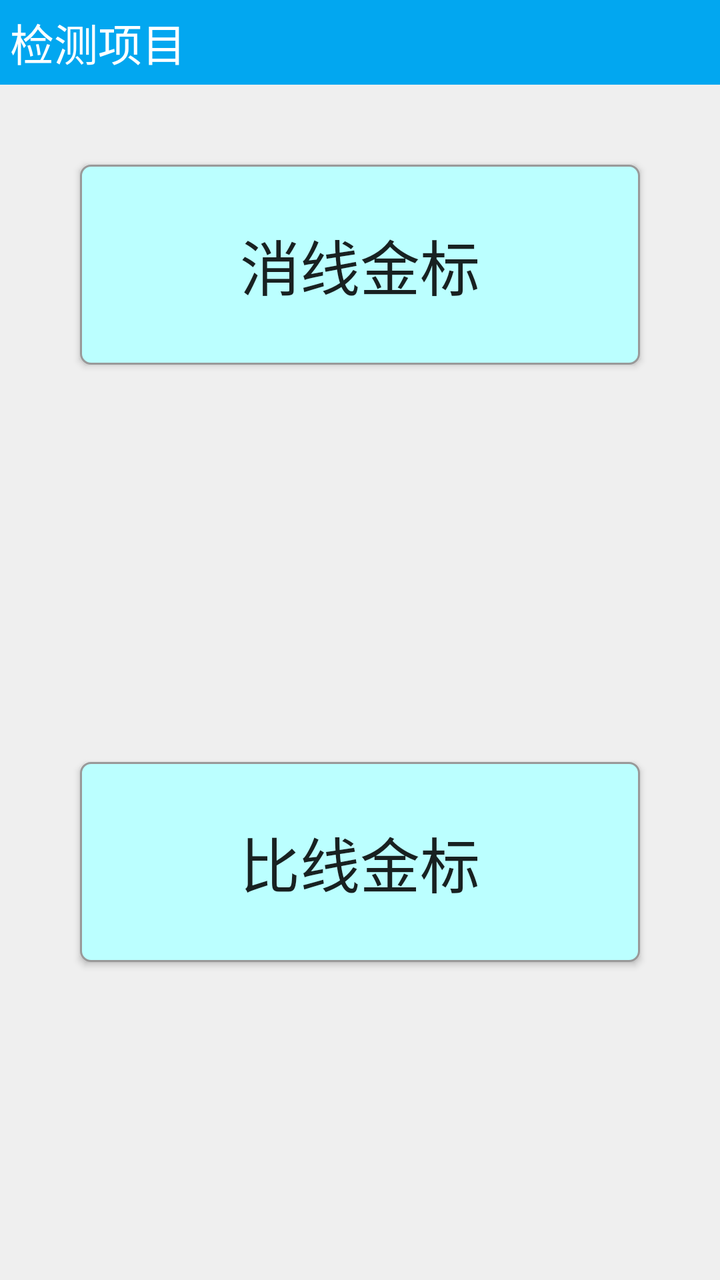
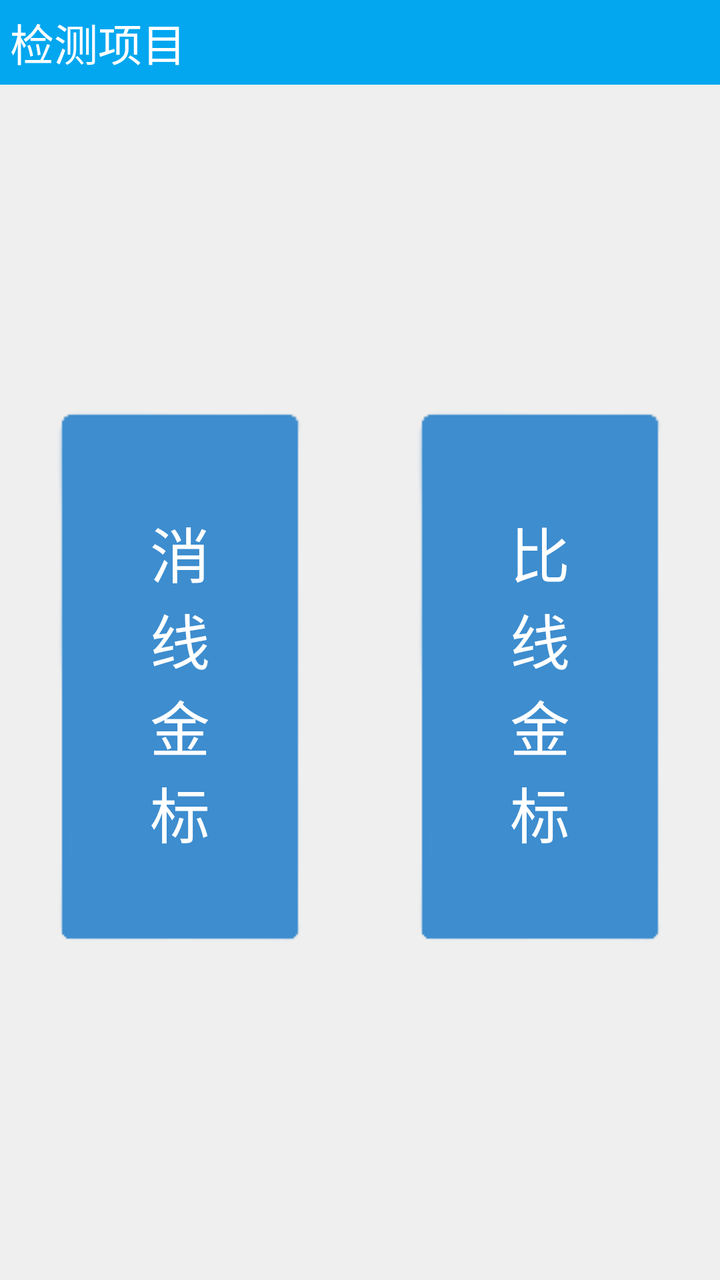

The first picture is an Android layout as it rendered before a commit; the second is the same layout after the commit. The layout source and the unified diff follow.
<!-- AndroidManifest.xml: application theme AppTheme -->
<!-- res/layout/activity_project_main.xml -->
<?xml version="1.0" encoding="utf-8"?>
<androidx.constraintlayout.widget.ConstraintLayout xmlns:android="http://schemas.android.com/apk/res/android"
    android:layout_width="match_parent"
    android:layout_height="match_parent"
    xmlns:app="http://schemas.android.com/apk/res-auto"
    android:background="@color/BACK_GROUND_COLOR">

    <TextView
        android:id="@+id/tv_title"
        android:layout_width="match_parent"
        app:layout_constraintTop_toTopOf="parent"
        android:layout_height="wrap_content"
        android:padding="5dp"
        android:layout_alignParentTop="true"
        android:background="@color/THEME_COLOR"
        android:gravity="center_vertical"
        android:paddingLeft="5dp"
        android:text="检测项目"
        android:textColor="#ffffff"
        style="@style/baseData_title_style1"  />

    <LinearLayout
        android:orientation="vertical"
        android:layout_width="match_parent"
        android:layout_height="0dp"
        app:layout_constraintTop_toBottomOf="@+id/tv_title"
        app:layout_constraintBottom_toBottomOf="parent"
        >

        <LinearLayout
            android:layout_width="match_parent"
            android:layout_height="0dp"
            android:layout_weight="1"
            android:orientation="horizontal"
            >

            <Button
                android:layout_width="0dp"
                android:layout_height="100dp"
                android:layout_margin="40dp"
                android:visibility="gone"
                android:layout_weight="1.0"
                android:background="@drawable/main_change_btu_shape"
                android:onClick="ClickShowJin"
                android:text="显线金标"
                android:textSize="30sp" />

            <Button
                android:layout_width="0dp"
                android:layout_height="100dp"
                android:layout_margin="40dp"
                android:layout_weight="1.0"
                android:background="@drawable/main_change_btu_shape"
                android:onClick="ClickHiddenJIn"
                android:text="消线金标"
                android:textSize="30sp" />

        </LinearLayout>

        <LinearLayout
            android:layout_width="match_parent"
            android:layout_height="0dp"
            android:layout_weight="1"
            android:orientation="horizontal"
            >

            <Button
                android:layout_width="0dp"
                android:layout_height="100dp"
                android:layout_margin="40dp"
                android:layout_weight="1.0"
                android:background="@drawable/main_change_btu_shape"
                android:onClick="ClickBiJin"
                android:text="比线金标"
                android:textSize="30sp" />

            <Button
                android:layout_width="0dp"
                android:layout_height="100dp"
                android:layout_margin="40dp"
                android:visibility="gone"
                android:layout_weight="1.0"
                android:background="@drawable/main_change_btu_shape"
                android:onClick="ClickRound"
                android:text="圆形试纸"
                android:textSize="30sp" />

        </LinearLayout>

        <LinearLayout
            android:layout_width="match_parent"
            android:layout_height="0dp"
            android:layout_weight="1"
            android:visibility="gone"
            android:orientation="horizontal"
            >

            <Button
                android:layout_width="0dp"
                android:layout_height="100dp"
                android:layout_margin="40dp"
                android:layout_weight="1.0"
                android:background="@drawable/main_change_btu_shape"
                android:onClick="ClickZhen"
                android:text="正向试纸条"
                android:textSize="30sp" />

            <Button
                android:layout_width="0dp"
                android:layout_height="100dp"
                android:layout_margin="40dp"
                android:layout_weight="1.0"
                android:background="@drawable/main_change_btu_shape"
                android:onClick="ClickFan"
                android:text="反向试纸条"
                android:textSize="30sp" />

        </LinearLayout>


    </LinearLayout>

</androidx.constraintlayout.widget.ConstraintLayout>
<!-- resources referenced by this layout -->
<resources>
  <color name="BACK_GROUND_COLOR">#efefef</color>
  <color name="THEME_COLOR">#02A7F0</color>
  <!-- drawable main_change_btu_shape (drawable) -->
  <?xml version="1.0" encoding="utf-8"?>
  <shape xmlns:android="http://schemas.android.com/apk/res/android" >
  
      <corners android:radius="5dp" />
  
      <solid android:color="#bbffff" />
  
      <stroke
          android:width="1dp"
          android:color="#999999" />
  
  </shape>
  <style name="baseData_title_style1">
          <item name="android:textSize">22sp</item>
      </style>
  <style name="AppTheme" parent="Theme.AppCompat.Light.DarkActionBar">
          
          <item name="android:windowNoTitle">true</item>
          <item name="android:windowFullscreen">true</item>
      </style>
</resources>

<!-- the commit's change to res/layout/activity_project_main.xml (unified diff, before → after) -->
@@ -1,49 +1,73 @@
 <?xml version="1.0" encoding="utf-8"?>
 <androidx.constraintlayout.widget.ConstraintLayout xmlns:android="http://schemas.android.com/apk/res/android"
+    xmlns:app="http://schemas.android.com/apk/res-auto"
     android:layout_width="match_parent"
     android:layout_height="match_parent"
-    xmlns:app="http://schemas.android.com/apk/res-auto"
     android:background="@color/BACK_GROUND_COLOR">
 
     <TextView
         android:id="@+id/tv_title"
+        style="@style/baseData_title_style1"
         android:layout_width="match_parent"
-        app:layout_constraintTop_toTopOf="parent"
         android:layout_height="wrap_content"
-        android:padding="5dp"
         android:layout_alignParentTop="true"
         android:background="@color/THEME_COLOR"
         android:gravity="center_vertical"
+        android:padding="5dp"
         android:paddingLeft="5dp"
         android:text="检测项目"
         android:textColor="#ffffff"
-        style="@style/baseData_title_style1"  />
+        app:layout_constraintTop_toTopOf="parent" />
 
     <LinearLayout
-        android:orientation="vertical"
         android:layout_width="match_parent"
         android:layout_height="0dp"
-        app:layout_constraintTop_toBottomOf="@+id/tv_title"
+        android:orientation="vertical"
         app:layout_constraintBottom_toBottomOf="parent"
-        >
+        app:layout_constraintTop_toBottomOf="@+id/tv_title">
+
+        <LinearLayout
+            android:layout_width="match_parent"
+            android:layout_height="match_parent"
+            android:gravity="center"
+            android:orientation="horizontal">
+
+            <Button
+                android:layout_width="wrap_content"
+                android:layout_height="100dp"
+                android:layout_margin="40dp"
+                android:background="@drawable/main_change_btu_shape"
+                android:onClick="ClickShowJin"
+                android:text="显线金标"
+                android:textSize="30sp"
+                android:visibility="gone" />
+
+
+            <Button
+                style="@style/BtnBottom"
+                android:layout_width="wrap_content"
+                android:layout_height="wrap_content"
+                android:onClick="ClickHiddenJIn"
+                android:padding="50dp"
+                android:text="消线金标"
+                android:textSize="30sp" />
+
+            <Button
+                style="@style/BtnBottom"
+                android:layout_width="wrap_content"
+                android:layout_height="wrap_content"
+                android:onClick="ClickBiJin"
+                android:padding="50dp"
+                android:text="比线金标"
+                android:textSize="30sp" />
+        </LinearLayout>
 
         <LinearLayout
             android:layout_width="match_parent"
             android:layout_height="0dp"
             android:layout_weight="1"
-            android:orientation="horizontal"
-            >
+            android:orientation="horizontal">
 
-            <Button
-                android:layout_width="0dp"
-                android:layout_height="100dp"
-                android:layout_margin="40dp"
-                android:visibility="gone"
-                android:layout_weight="1.0"
-                android:background="@drawable/main_change_btu_shape"
-                android:onClick="ClickShowJin"
-                android:text="显线金标"
-                android:textSize="30sp" />
 
             <Button
                 android:layout_width="0dp"
@@ -51,9 +75,10 @@
                 android:layout_margin="40dp"
                 android:layout_weight="1.0"
                 android:background="@drawable/main_change_btu_shape"
-                android:onClick="ClickHiddenJIn"
-                android:text="消线金标"
-                android:textSize="30sp" />
+                android:onClick="ClickRound"
+                android:text="圆形试纸"
+                android:textSize="30sp"
+                android:visibility="gone" />
 
         </LinearLayout>
 
@@ -62,38 +87,7 @@
             android:layout_height="0dp"
             android:layout_weight="1"
             android:orientation="horizontal"
-            >
-
-            <Button
-                android:layout_width="0dp"
-                android:layout_height="100dp"
-                android:layout_margin="40dp"
-                android:layout_weight="1.0"
-                android:background="@drawable/main_change_btu_shape"
-                android:onClick="ClickBiJin"
-                android:text="比线金标"
-                android:textSize="30sp" />
-
-            <Button
-                android:layout_width="0dp"
-                android:layout_height="100dp"
-                android:layout_margin="40dp"
-                android:visibility="gone"
-                android:layout_weight="1.0"
-                android:background="@drawable/main_change_btu_shape"
-                android:onClick="ClickRound"
-                android:text="圆形试纸"
-                android:textSize="30sp" />
-
-        </LinearLayout>
-
-        <LinearLayout
-            android:layout_width="match_parent"
-            android:layout_height="0dp"
-            android:layout_weight="1"
-            android:visibility="gone"
-            android:orientation="horizontal"
-            >
+            android:visibility="gone">
 
             <Button
                 android:layout_width="0dp"
<!-- resource entries referenced after the edit -->
@@ -15,6 +15,17 @@
           android:color="#999999" />
   
   </shape>
+  <style name="BtnBottom" parent="android:Widget.Material.Light.Button.Borderless.Small">
+          
+          <item name="android:textSize">28sp</item>
+          <item name="android:textColor">@android:color/white</item>
+          <item name="android:background">@drawable/btn_default1</item>
+          <item name="android:layout_width">0dp</item>
+          <item name="android:layout_marginRight">25dp</item>
+          <item name="android:layout_marginLeft">25dp</item>
+          <item name="android:layout_height">wrap_content</item>
+          <item name="android:layout_weight">1</item>
+      </style>
   <style name="baseData_title_style1">
           <item name="android:textSize">22sp</item>
       </style>
@@ -23,5 +34,14 @@
           <item name="android:windowNoTitle">true</item>
           <item name="android:windowFullscreen">true</item>
       </style>
+  <!-- drawable btn_default1 (drawable) -->
+  <?xml version="1.0" encoding="utf-8"?>
+  <selector xmlns:android="http://schemas.android.com/apk/res/android">
+      <item android:state_pressed="true" android:drawable="@drawable/btn_blue_selected1"></item>
+      <item android:state_pressed="false" android:drawable="@drawable/btn_blue_normal1"></item>
+      <item android:drawable="@drawable/btn_blue_normal1"></item>
+  </selector>
+  <!-- drawable btn_blue_selected1: png bitmap (drawable, 444 bytes) -->
+  <!-- drawable btn_blue_normal1: png bitmap (drawable, 832 bytes) -->
 </resources>
 
